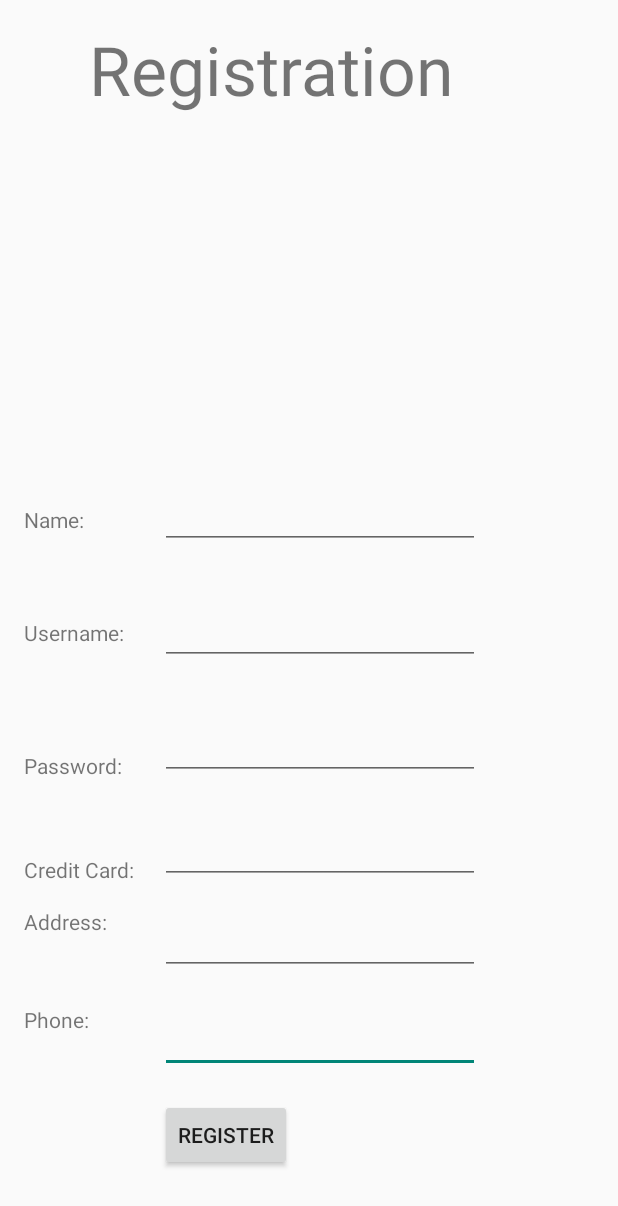
After one commit to Lakshita23/BookStore, an Android app: the Registration screen opened directly, with no data from a screen before it, on a phone screen of 412 x 824 dp. The commit adds this screen. Shown: the top 1206 px of the screen. Run offline under Robolectric (Android 15) with nearby library versions, the phone set to English and light mode, and no system bars.

Commit message:
(Done) Basic Implementation for Registration (Todo) Data Validation (Todo) GUI (Not Important) Improve security by using POST instead of GET method.

```diff
--- a/app/src/main/AndroidManifest.xml
+++ b/app/src/main/AndroidManifest.xml
@@ -2,6 +2,7 @@
 <manifest xmlns:android="http://schemas.android.com/apk/res/android"
     package="com.example.lakshita.bookstore">
 
+    <uses-permission android:name="android.permission.INTERNET"></uses-permission>
     <application
         android:allowBackup="true"
         android:icon="@mipmap/ic_launcher"
@@ -16,7 +17,8 @@
                 <category android:name="android.intent.category.LAUNCHER" />
             </intent-filter>
         </activity>
-        <activity android:name=".MainActivity_WithNavigation"></activity>
+        <activity android:name=".MainActivity_WithNavigation" />
+        <activity android:name=".Registration"></activity>
     </application>
 
 </manifest>
--- /dev/null
+++ b/app/src/main/java/com/example/lakshita/bookstore/Registration.java
@@ -0,0 +1,105 @@
+package com.example.lakshita.bookstore;
+
+import android.app.ProgressDialog;
+import android.content.Intent;
+import android.os.AsyncTask;
+import android.os.StrictMode;
+import android.support.v7.app.AppCompatActivity;
+import android.os.Bundle;
+import android.view.View;
+import android.widget.*;
+
+import java.io.BufferedReader;
+import java.io.InputStreamReader;
+import java.net.HttpURLConnection;
+import java.net.URL;
+
+public class Registration extends AppCompatActivity {
+
+    /** Variables **/
+    EditText editText_Name, editText_ChooseUserName, editText_ChoosePassword, editText_CreditCard, editText_Address, editText_Phone;
+    String name, chooseUsername,choosePassword,address, creditCard,phone;
+    Button btn_Register;
+
+    private static final String RegisterURL = "http://192.168.1.3/webapp/register.php";
+
+    @Override
+    protected void onCreate(Bundle savedInstanceState) {
+        super.onCreate(savedInstanceState);
+        setContentView(R.layout.activity_registration);
+
+        // Locate widgets in activity_Registration.xml
+        editText_Name = (EditText)findViewById(R.id.editText_Name);
+        editText_ChooseUserName = (EditText)findViewById(R.id.editText_ChooseUsername);
+        editText_ChoosePassword = (EditText)findViewById(R.id.editText_ChoosePassword);
+        editText_CreditCard = (EditText)findViewById(R.id.editText_CreditCard);
+        editText_Address = (EditText)findViewById(R.id.editText_Address);
+        editText_Phone = (EditText)findViewById(R.id.editText_Phone);
+
+        btn_Register = (Button)findViewById(R.id.button_Register);
+
+        // On click
+        btn_Register.setOnClickListener(new View.OnClickListener() {
+            public void onClick(View arg0) {
+                registerUser();
+            }
+        });
+
+    }
+
+    private void registerUser(){
+        name = editText_Name.getText().toString();
+        chooseUsername = editText_ChooseUserName.getText().toString();
+        choosePassword = editText_ChoosePassword.getText().toString();
+        creditCard = editText_CreditCard.getText().toString();
+        address = editText_Address.getText().toString();
+        phone = editText_Phone.getText().toString();
+
+        register(name,chooseUsername,choosePassword,creditCard,address,phone);
+    }
+
+    private void register(String name, String chooseUsername, String choosePassword, String creditCard, String address, String phone){
+        String urlSuffix = "?name="+name+"&username="+chooseUsername+"&password="+choosePassword+"&creditCard="+creditCard+"&address="+address+"&phone="+phone;
+
+        class RegisterUser extends AsyncTask<String, Void, String> {
+
+            ProgressDialog loading;
+
+
+            @Override
+            protected void onPreExecute() {
+                super.onPreExecute();
+                loading = ProgressDialog.show(Registration.this, "Please Wait",null, true, true);
+            }
+
+            @Override
+            protected void onPostExecute(String s) {
+                super.onPostExecute(s);
+                loading.dismiss();
+                Toast.makeText(getApplicationContext(),s,Toast.LENGTH_LONG).show();
+            }
+
+            @Override
+            protected String doInBackground(String... params) {
+                String s = params[0];
+                BufferedReader bufferedReader = null;
+                try {
+                    URL url = new URL(RegisterURL+s);
+                    HttpURLConnection con = (HttpURLConnection) url.openConnection();
+                    bufferedReader = new BufferedReader(new InputStreamReader(con.getInputStream()));
+
+                    String result;
+
+                    result = bufferedReader.readLine();
+
+                    return result;
+                }catch(Exception e){
+                    return null;
+                }
+            }
+        }
+
+        RegisterUser ru = new RegisterUser();
+        ru.execute(urlSuffix);
+    }
+}
--- /dev/null
+++ b/app/src/main/res/layout/activity_registration.xml
@@ -0,0 +1,157 @@
+<?xml version="1.0" encoding="utf-8"?>
+<RelativeLayout xmlns:android="http://schemas.android.com/apk/res/android"
+    xmlns:tools="http://schemas.android.com/tools"
+    android:id="@+id/activity_registration"
+    android:layout_width="match_parent"
+    android:layout_height="match_parent"
+    android:paddingBottom="@dimen/activity_vertical_margin"
+    android:paddingLeft="@dimen/activity_horizontal_margin"
+    android:paddingRight="@dimen/activity_horizontal_margin"
+    android:paddingTop="@dimen/activity_vertical_margin"
+    tools:context="com.example.lakshita.bookstore.Registration">
+
+    <TextView
+        android:text="Name: "
+        android:layout_width="wrap_content"
+        android:layout_height="wrap_content"
+        android:layout_alignBottom="@+id/editText_Name"
+        android:layout_alignParentLeft="true"
+        android:layout_alignParentStart="true"
+        android:layout_marginBottom="10dp"
+        android:id="@+id/textView9" />
+
+    <TextView
+        android:text="Username: "
+        android:layout_width="wrap_content"
+        android:layout_height="wrap_content"
+        android:id="@+id/textView10"
+        android:layout_alignBaseline="@+id/editText_ChooseUsername"
+        android:layout_alignBottom="@+id/editText_ChooseUsername"
+        android:layout_alignParentLeft="true"
+        android:layout_alignParentStart="true" />
+
+    <TextView
+        android:text="Password: "
+        android:layout_width="wrap_content"
+        android:layout_height="wrap_content"
+        android:layout_alignBottom="@+id/editText_ChoosePassword"
+        android:layout_alignParentLeft="true"
+        android:layout_alignParentStart="true"
+        android:id="@+id/textView11" />
+
+    <TextView
+        android:text="Address: "
+        android:layout_width="wrap_content"
+        android:layout_height="wrap_content"
+        android:layout_alignTop="@+id/editText_Address"
+        android:layout_alignLeft="@+id/textView12"
+        android:layout_alignStart="@+id/textView12"
+        android:id="@+id/textView13" />
+
+    <TextView
+        android:text="Phone: "
+        android:layout_width="wrap_content"
+        android:layout_height="wrap_content"
+        android:layout_alignTop="@+id/editText_Phone"
+        android:layout_alignParentLeft="true"
+        android:layout_alignParentStart="true"
+        android:id="@+id/textView14" />
+
+    <TextView
+        android:text="Credit Card: "
+        android:layout_width="wrap_content"
+        android:layout_height="wrap_content"
+        android:id="@+id/textView12"
+        android:layout_alignBottom="@+id/editText_CreditCard"
+        android:layout_alignParentLeft="true"
+        android:layout_alignParentStart="true" />
+
+    <Button
+        android:text="Register"
+        android:layout_width="wrap_content"
+        android:layout_height="wrap_content"
+        android:id="@+id/button_Register"
+        android:layout_alignParentBottom="true"
+        android:layout_alignLeft="@+id/editText_Phone"
+        android:layout_alignStart="@+id/editText_Phone"
+        android:layout_marginBottom="27dp" />
+
+    <EditText
+        android:layout_width="wrap_content"
+        android:layout_height="wrap_content"
+        android:inputType="phone"
+        android:ems="10"
+        android:id="@+id/editText_Phone"
+        android:layout_above="@+id/button_Register"
+        android:layout_alignLeft="@+id/editText_Address"
+        android:layout_alignStart="@+id/editText_Address"
+        android:layout_marginBottom="17dp" />
+
+    <EditText
+        android:layout_width="wrap_content"
+        android:layout_height="wrap_content"
+        android:inputType="textPersonName"
+        android:ems="10"
+        android:id="@+id/editText_Address"
+        android:layout_above="@+id/editText_Phone"
+        android:layout_alignLeft="@+id/editText_CreditCard"
+        android:layout_alignStart="@+id/editText_CreditCard"
+        android:layout_marginBottom="20dp" />
+
+    <EditText
+        android:layout_width="wrap_content"
+        android:layout_height="wrap_content"
+        android:inputType="textPersonName"
+        android:ems="10"
+        android:id="@+id/editText_CreditCard"
+        android:layout_above="@+id/editText_Address"
+        android:layout_alignLeft="@+id/editText_ChoosePassword"
+        android:layout_alignStart="@+id/editText_ChoosePassword"
+        android:layout_marginBottom="15dp" />
+
+    <EditText
+        android:layout_width="wrap_content"
+        android:layout_height="wrap_content"
+        android:inputType="textPassword"
+        android:ems="10"
+        android:id="@+id/editText_ChoosePassword"
+        android:layout_above="@+id/editText_CreditCard"
+        android:layout_alignLeft="@+id/editText_ChooseUsername"
+        android:layout_alignStart="@+id/editText_ChooseUsername"
+        android:layout_marginBottom="24dp" />
+
+    <EditText
+        android:layout_width="wrap_content"
+        android:layout_height="wrap_content"
+        android:inputType="textPersonName"
+        android:ems="10"
+        android:id="@+id/editText_ChooseUsername"
+        android:layout_above="@+id/editText_ChoosePassword"
+        android:layout_alignLeft="@+id/editText_Name"
+        android:layout_alignStart="@+id/editText_Name"
+        android:layout_marginBottom="31dp" />
+
+    <EditText
+        android:layout_width="wrap_content"
+        android:layout_height="wrap_content"
+        android:inputType="textPersonName"
+        android:ems="10"
+        android:id="@+id/editText_Name"
+        android:layout_above="@+id/editText_ChooseUsername"
+        android:layout_toRightOf="@+id/textView12"
+        android:layout_toEndOf="@+id/textView12"
+        android:layout_marginLeft="14dp"
+        android:layout_marginStart="14dp"
+        android:layout_marginBottom="32dp" />
+
+    <TextView
+        android:text="Registration"
+        android:layout_width="wrap_content"
+        android:layout_height="wrap_content"
+        android:id="@+id/textView16"
+        android:textSize="45dp"
+        android:layout_alignParentTop="true"
+        android:layout_toRightOf="@+id/textView9"
+        android:layout_toEndOf="@+id/textView9" />
+
+</RelativeLayout>
```
Also changed, not shown: app/src/main/java/com/example/lakshita/bookstore/BackgroundTask.java (added, +109 -0 lines), app/src/main/java/com/example/lakshita/bookstore/Login.java (+19 -2 lines), app/src/main/res/layout/activity_login.xml (+13 -2 lines), 1 other file.
